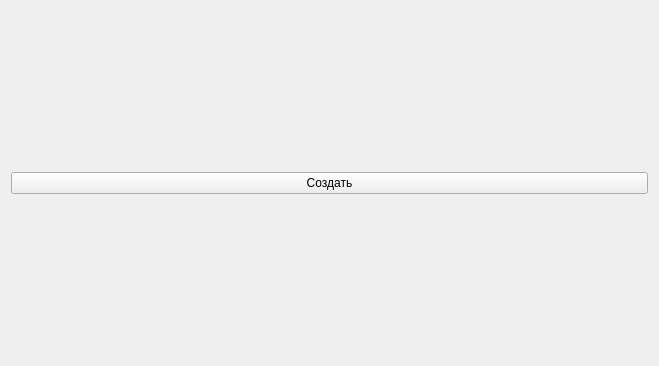
Above: HelloQtChild.ui from 4uJustDev/NanocadAPIQtPolyTable before the change. Below: the same form after it.
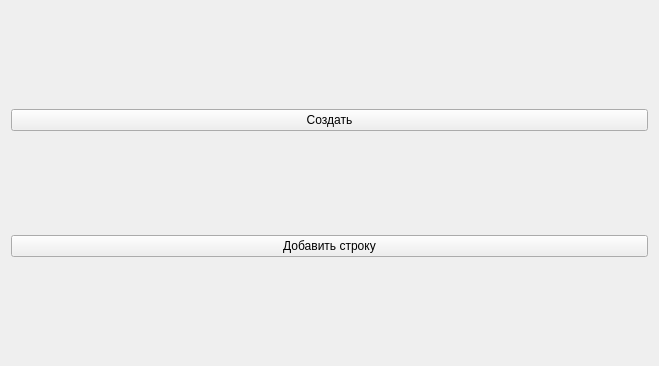
That is the form after the change.

Patch:
```diff
--- a/HelloQtChild.ui
+++ b/HelloQtChild.ui
@@ -24,6 +24,13 @@
    <item>
     <layout class="QVBoxLayout" name="verticalLayout_2"/>
    </item>
+   <item>
+    <widget class="QPushButton" name="pushButton_2">
+     <property name="text">
+      <string>Добавить строку</string>
+     </property>
+    </widget>
+   </item>
   </layout>
  </widget>
  <layoutdefault spacing="6" margin="11"/>
```
